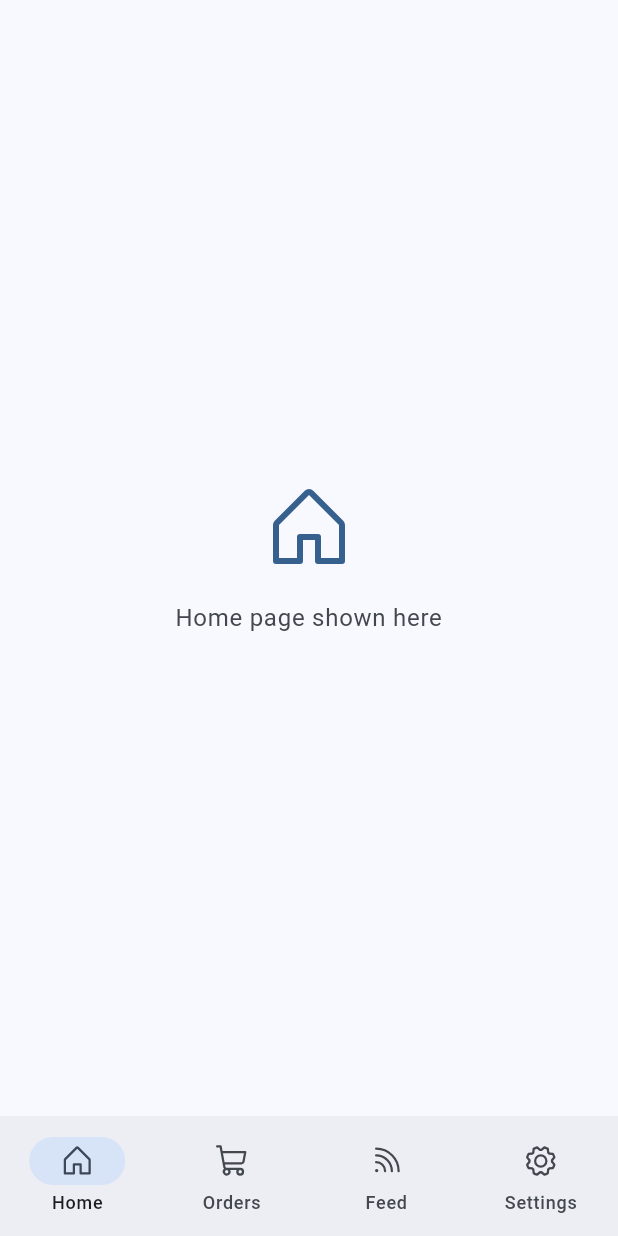
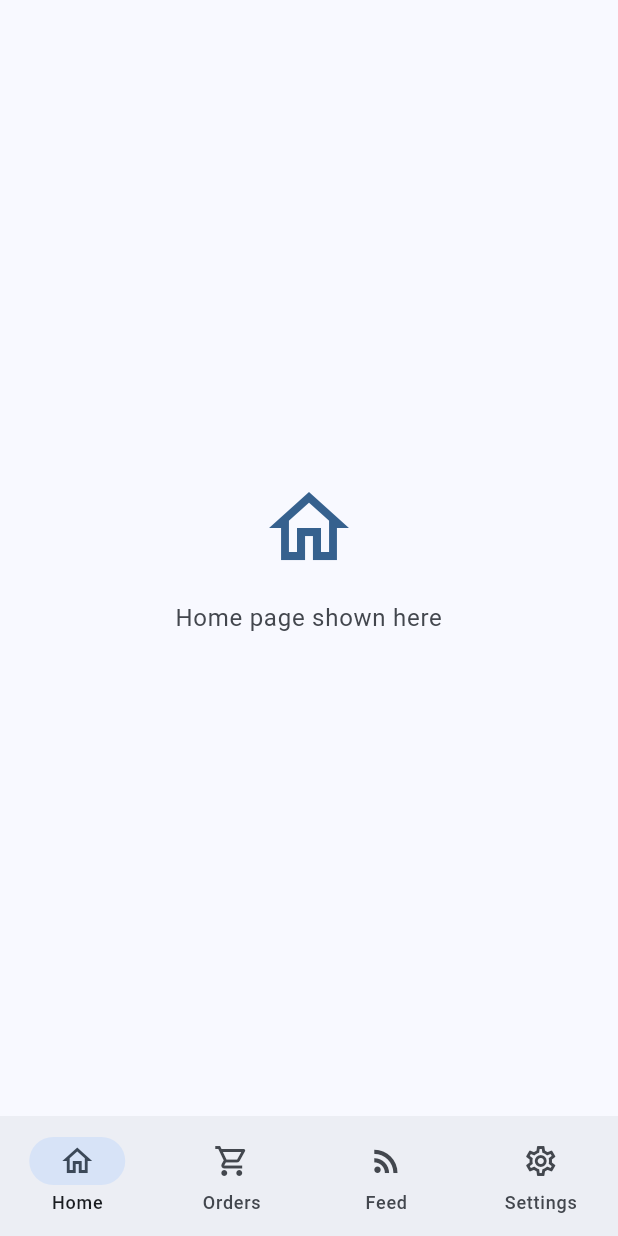
Before and after one commit to dev-hustlers/flutter-boilerbase, a Flutter app: the screen it shows after launch, on a phone screen of 412 x 824 dp. Run offline on Flutter 3.47's test engine with Material 3 defaults, Android fonts, the phone set to English and light mode, and no system bars.

Commit message:
refactor: replace phosphor_flutter with material icons and upgrade Android build configuration to Java 21

```diff
--- a/lib/main.dart
+++ b/lib/main.dart
@@ -1,5 +1,4 @@
 import 'package:flutter/material.dart';
-import 'package:phosphor_flutter/phosphor_flutter.dart';
 
 void main() {
   runApp(const MyApp());
@@ -32,20 +31,20 @@ class _MainScreenState extends State<MainScreen> {
   int _selectedIndex = 0;
 
   final List<Widget> _pages = [
-    EmptyStatePage(
-      icon: PhosphorIcons.house(),
+    const EmptyStatePage(
+      icon: Icons.home_outlined,
       text: 'Home page shown here',
     ),
-    EmptyStatePage(
-      icon: PhosphorIcons.shoppingCart(),
+    const EmptyStatePage(
+      icon: Icons.shopping_cart_outlined,
       text: 'Orders page shown here',
     ),
-    EmptyStatePage(
-      icon: PhosphorIcons.rss(),
+    const EmptyStatePage(
+      icon: Icons.rss_feed,
       text: 'Feeds appear here',
     ),
-    EmptyStatePage(
-      icon: PhosphorIcons.gear(),
+    const EmptyStatePage(
+      icon: Icons.settings_outlined,
       text: 'Settings page shown here',
     ),
   ];
@@ -61,21 +60,21 @@ class _MainScreenState extends State<MainScreen> {
             _selectedIndex = index;
           });
         },
-        destinations: [
+        destinations: const [
           NavigationDestination(
-            icon: Icon(PhosphorIcons.house()),
+            icon: Icon(Icons.home_outlined),
             label: 'Home',
           ),
           NavigationDestination(
-            icon: Icon(PhosphorIcons.shoppingCart()),
+            icon: Icon(Icons.shopping_cart_outlined),
             label: 'Orders',
           ),
           NavigationDestination(
-            icon: Icon(PhosphorIcons.rss()),
+            icon: Icon(Icons.rss_feed),
             label: 'Feed',
           ),
           NavigationDestination(
-            icon: Icon(PhosphorIcons.gear()),
+            icon: Icon(Icons.settings_outlined),
             label: 'Settings',
           ),
         ],
@@ -85,7 +84,7 @@ class _MainScreenState extends State<MainScreen> {
 }
 
 class EmptyStatePage extends StatelessWidget {
-  final PhosphorIconData icon;
+  final IconData icon;
   final String text;
 
   const EmptyStatePage({
--- a/pubspec.yaml
+++ b/pubspec.yaml
@@ -34,7 +34,6 @@ dependencies:
   # The following adds the Cupertino Icons font to your application.
   # Use with the CupertinoIcons class for iOS style icons.
   cupertino_icons: ^1.0.8
-  phosphor_flutter: ^2.1.0
 
 dev_dependencies:
   flutter_test:
```
Also changed, not shown: pubspec.lock, 2 other files.
